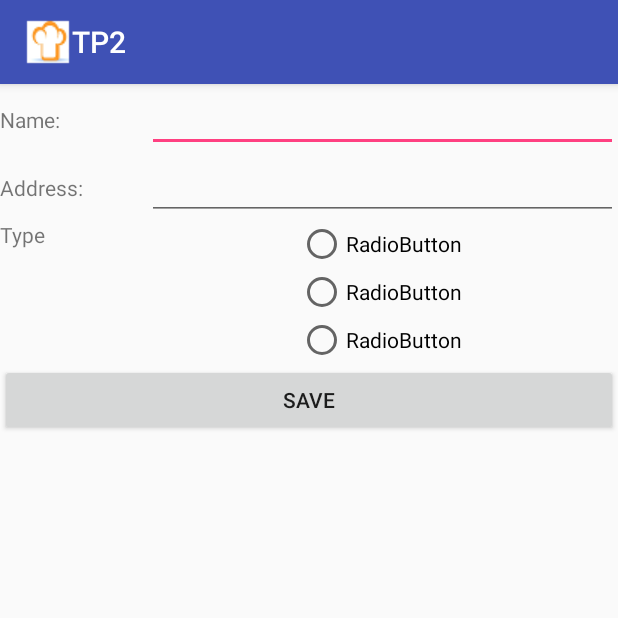
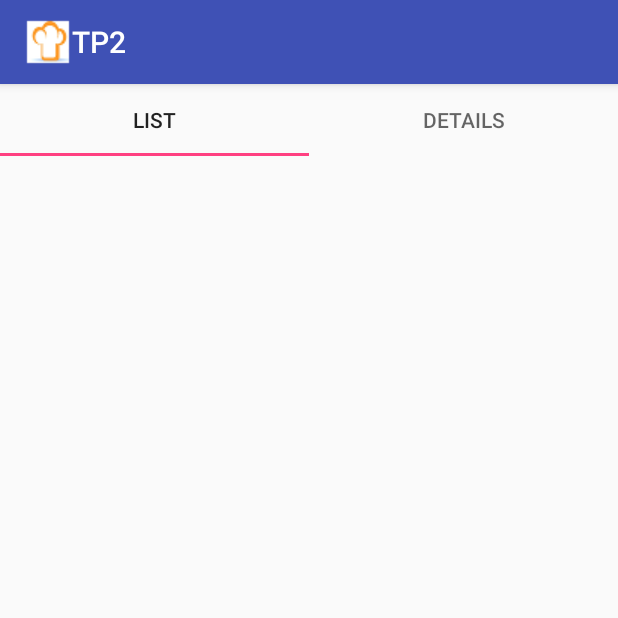
Before and after one commit to MiguelLucas/FEUP-CMOV, an Android app: the screen it shows after launch (MainActivity), on a phone screen of 412 x 824 dp, the top half of it. Run offline under Robolectric (Android 15) with nearby library versions, the phone set to English and light mode, and no system bars.

Commit message:
Finished 2a

```diff
--- a/TP2/app/build.gradle
+++ b/TP2/app/build.gradle
@@ -21,4 +21,5 @@ android {
 dependencies {
     implementation fileTree(include: ['*.jar'], dir: 'libs')
     implementation 'com.android.support:appcompat-v7:26.1.0'
+    compile 'com.android.support:design:24.2.0'
 }
--- a/TP2/app/src/main/res/layout/activity_main.xml
+++ b/TP2/app/src/main/res/layout/activity_main.xml
@@ -7,13 +7,35 @@
     android:orientation="vertical"
     tools:context="cmov.miguellucas.com.tp2.MainActivity">
 
+    <android.support.design.widget.TabLayout
+        android:id="@+id/tabs"
+        android:layout_width="match_parent"
+        android:layout_height="wrap_content">
+    </android.support.design.widget.TabLayout>
+
+    <FrameLayout
+        android:layout_width="match_parent"
+        android:layout_height="wrap_content">
+
+        <ListView
+            android:layout_width="match_parent"
+            android:layout_height="wrap_content"
+            android:id="@+id/list_view">
+        </ListView>
+
+        <LinearLayout
+            android:layout_width="match_parent"
+            android:layout_height="wrap_content"
+            android:orientation="vertical"
+            android:id="@+id/linear_layout"
+            android:visibility="invisible">
+
             <TableLayout
                 android:layout_width="match_parent"
-        android:layout_height="match_parent">
+                android:layout_height="wrap_content"
+                android:stretchColumns="1">
 
-        <TableRow
-            android:layout_width="match_parent"
-            android:layout_height="match_parent" >
+                <TableRow>
 
                     <TextView
                         android:id="@+id/name_label"
@@ -33,10 +55,7 @@
 
                 </TableRow>
 
-        <TableRow
-            android:layout_width="match_parent"
-            android:layout_height="match_parent"
-            android:layout_weight="0">
+                <TableRow>
 
                     <TextView
                         android:id="@+id/address_label"
@@ -54,9 +73,7 @@
                         android:imeOptions="actionDone" />
                 </TableRow>
 
-        <TableRow
-            android:layout_width="match_parent"
-            android:layout_height="match_parent">
+                <TableRow>
 
                     <TextView
                         android:id="@+id/type_label"
@@ -65,35 +82,36 @@
                         android:layout_weight="1"
                         android:text="@string/type" />
 
-            <LinearLayout
+                    <RadioGroup
+                        android:id="@+id/radioGroup"
+                        android:layout_width="wrap_content"
+                        android:layout_height="wrap_content"
+                        android:checkedButton="@id/type_take_out">
+
+                        <RadioButton
+                            android:id="@+id/type_take_out"
                             android:layout_width="match_parent"
                             android:layout_height="wrap_content"
-                android:orientation="vertical">
+                            android:text="@string/option1" />
 
                         <RadioButton
-                    android:id="@+id/radioButton3"
+                            android:id="@+id/type_sit_down"
                             android:layout_width="match_parent"
                             android:layout_height="wrap_content"
-                    android:text="RadioButton" />
+                            android:text="@string/option2" />
 
                         <RadioButton
-                    android:id="@+id/radioButton2"
+                            android:id="@+id/type_delivery"
                             android:layout_width="match_parent"
                             android:layout_height="wrap_content"
-                    android:text="RadioButton" />
-
-                <RadioButton
-                    android:id="@+id/radioButton"
-                    android:layout_width="match_parent"
-                    android:layout_height="wrap_content"
-                    android:text="RadioButton" />
-            </LinearLayout>
+                            android:text="@string/option3" />
+                    </RadioGroup>
 
                 </TableRow>
 
                 <TableRow
                     android:layout_width="match_parent"
-            android:layout_height="match_parent" >
+                    android:layout_height="match_parent">
 
                     <Button
                         android:id="@+id/btn_save"
@@ -105,26 +123,8 @@
                 </TableRow>
             </TableLayout>
 
-    <LinearLayout
-        android:layout_width="match_parent"
-        android:layout_height="wrap_content"
-        android:orientation="horizontal">
+        </LinearLayout>
+
+    </FrameLayout>
 
 </LinearLayout>
-
-    <LinearLayout
-        android:layout_width="match_parent"
-        android:layout_height="wrap_content"
-        android:orientation="horizontal">
-
-    </LinearLayout>
-
-    <LinearLayout
-        android:layout_width="match_parent"
-        android:layout_height="wrap_content"
-        android:layout_weight="1"
-        android:orientation="horizontal">
-
-    </LinearLayout>
-
-</LinearLayout>
--- a/TP2/build.gradle
+++ b/TP2/build.gradle
@@ -8,7 +8,6 @@ buildscript {
     }
     dependencies {
         classpath 'com.android.tools.build:gradle:3.0.1'
-
 
         // NOTE: Do not place your application dependencies here; they belong
         // in the individual module build.gradle files
```
Also changed, not shown: TP2/app/src/main/java/cmov/miguellucas/com/tp2/MainActivity.java (+140 -1 lines), TP2/app/src/main/java/cmov/miguellucas/com/tp2/Restaurant.java (+14 -0 lines), TP2/app/src/main/java/cmov/miguellucas/com/tp2/RestaurantType.java (added, +11 -0 lines), TP2/app/src/main/res/layout/row.xml (added, +39 -0 lines). Lines whose indentation alone changed are shown as unchanged.
